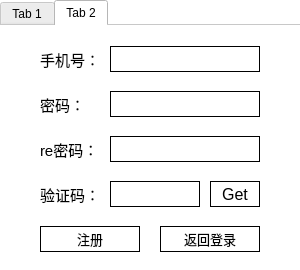
Qt form view/LRWidget.ui (linhaojun857/cooper-im-client) before a commit.
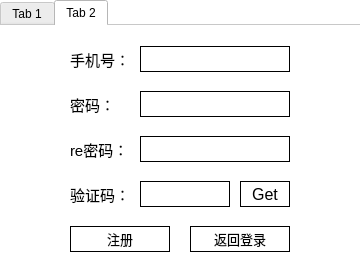
The same form after that commit. The open tabs and pages were chosen to show the change.

```diff
--- a/view/LRWidget.ui
+++ b/view/LRWidget.ui
@@ -6,19 +6,19 @@
    <rect>
     <x>0</x>
     <y>0</y>
-    <width>300</width>
+    <width>360</width>
     <height>270</height>
    </rect>
   </property>
   <property name="minimumSize">
    <size>
-    <width>300</width>
+    <width>360</width>
     <height>270</height>
    </size>
   </property>
   <property name="maximumSize">
    <size>
-    <width>300</width>
+    <width>360</width>
     <height>270</height>
    </size>
   </property>
@@ -30,7 +30,7 @@
     <rect>
      <x>0</x>
      <y>0</y>
-     <width>320</width>
+     <width>360</width>
      <height>280</height>
     </rect>
    </property>
@@ -217,7 +217,7 @@
     <widget class="QLabel" name="vfCodeLabel_r">
      <property name="geometry">
       <rect>
-       <x>40</x>
+       <x>70</x>
        <y>155</y>
        <width>70</width>
        <height>26</height>
@@ -235,7 +235,7 @@
     <widget class="QLineEdit" name="m_passwordLineEdit_r">
      <property name="geometry">
       <rect>
-       <x>110</x>
+       <x>140</x>
        <y>65</y>
        <width>150</width>
        <height>26</height>
@@ -249,7 +249,7 @@
     <widget class="QLabel" name="passwordLabel_r">
      <property name="geometry">
       <rect>
-       <x>40</x>
+       <x>70</x>
        <y>65</y>
        <width>70</width>
        <height>26</height>
@@ -267,7 +267,7 @@
     <widget class="QLabel" name="phoneLabel_r">
      <property name="geometry">
       <rect>
-       <x>40</x>
+       <x>70</x>
        <y>20</y>
        <width>70</width>
        <height>26</height>
@@ -285,7 +285,7 @@
     <widget class="QPushButton" name="m_getVfCodepushButton_r">
      <property name="geometry">
       <rect>
-       <x>210</x>
+       <x>240</x>
        <y>155</y>
        <width>50</width>
        <height>26</height>
@@ -307,7 +307,7 @@
     <widget class="QLineEdit" name="m_vfCodeLineEdit_r">
      <property name="geometry">
       <rect>
-       <x>110</x>
+       <x>140</x>
        <y>155</y>
        <width>90</width>
        <height>26</height>
@@ -321,7 +321,7 @@
     <widget class="QLineEdit" name="m_phoneLineEdit_r">
      <property name="geometry">
       <rect>
-       <x>110</x>
+       <x>140</x>
        <y>20</y>
        <width>150</width>
        <height>26</height>
@@ -335,7 +335,7 @@
     <widget class="QPushButton" name="m_registerPushButton_r">
      <property name="geometry">
       <rect>
-       <x>40</x>
+       <x>70</x>
        <y>200</y>
        <width>100</width>
        <height>26</height>
@@ -357,7 +357,7 @@
     <widget class="QLabel" name="rePasswordLabel_r">
      <property name="geometry">
       <rect>
-       <x>40</x>
+       <x>70</x>
        <y>110</y>
        <width>70</width>
        <height>26</height>
@@ -375,7 +375,7 @@
     <widget class="QLineEdit" name="m_rePasswordLineEdit_r">
      <property name="geometry">
       <rect>
-       <x>110</x>
+       <x>140</x>
        <y>110</y>
        <width>150</width>
        <height>26</height>
@@ -389,7 +389,7 @@
     <widget class="QPushButton" name="m_loginPushButton_r">
      <property name="geometry">
       <rect>
-       <x>160</x>
+       <x>190</x>
        <y>200</y>
        <width>100</width>
        <height>26</height>
```
Left out of the diff: 18 changed lines with no effect on the pictures.
